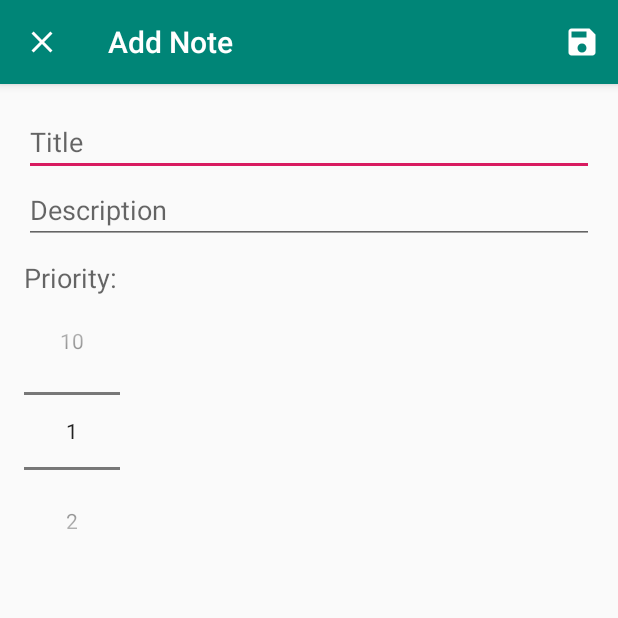
After one commit to BillelBmsd/ArchitectureComponent, an Android app: the AddNoteActivity screen opened directly, with no data from a screen before it, on a phone screen of 412 x 824 dp, the top half of it. The commit adds this screen. Run offline under Robolectric (Android 15) with nearby library versions, the phone set to English and light mode, and no system bars.

Commit message:
add new note

```diff
--- a/app/build.gradle
+++ b/app/build.gradle
@@ -1,4 +1,4 @@
- apply plugin: 'com.android.application'
+apply plugin: 'com.android.application'
 
 android {
     compileSdkVersion 28
@@ -24,7 +24,7 @@ dependencies {
 
     // lifecycle component ViewModel and LiveData
     implementation "android.arch.lifecycle:extensions:$lifecycle_version"
-    annotationProcessor  "android.arch.lifecycle:compiler:$lifecycle_version"
+    annotationProcessor "android.arch.lifecycle:compiler:$lifecycle_version"
 
     // room component
     implementation "android.arch.persistence.room:runtime:$room_version"
--- /dev/null
+++ b/app/src/main/java/dz/bmsd/architecturecomponentes/AddNoteActivity.java
@@ -0,0 +1,81 @@
+package dz.bmsd.architecturecomponentes;
+
+import android.content.Intent;
+import android.support.v7.app.AppCompatActivity;
+import android.os.Bundle;
+import android.view.Menu;
+import android.view.MenuInflater;
+import android.view.MenuItem;
+import android.widget.EditText;
+import android.widget.NumberPicker;
+import android.widget.Toast;
+
+public class AddNoteActivity extends AppCompatActivity {
+
+    public static final String EXTRA_TITLE = "dz.bmsd.architecturecomponentes.EXTRA_TITLE";
+    public static final String EXTRA_DESCRIPTION = "dz.bmsd.architecturecomponentes.EXTRA_DESCRIPTION";
+    public static final String EXTRA_PRIORITY = "dz.bmsd.architecturecomponentes.EXTRA_PRIORITY";
+
+
+    private EditText editTextTitle;
+    private EditText editTextDescription;
+    private NumberPicker numberPickerPriority;
+
+    @Override
+    protected void onCreate(Bundle savedInstanceState) {
+        super.onCreate(savedInstanceState);
+        setContentView(R.layout.activity_add_note);
+
+        editTextTitle = findViewById(R.id.edit_text_title);
+        editTextDescription = findViewById(R.id.edit_text_description);
+        numberPickerPriority = findViewById(R.id.number_picker_priority);
+
+        numberPickerPriority.setMinValue(1);
+        numberPickerPriority.setMaxValue(10);
+
+        getSupportActionBar().setHomeAsUpIndicator(R.drawable.ic_close);
+        setTitle("Add Note");
+    }
+
+    private void saveNote(){
+        String title = editTextTitle.getText().toString();
+        String description = editTextDescription.getText().toString();
+        int priority = numberPickerPriority.getValue();
+
+        if(title.trim().isEmpty() || description.trim().isEmpty()){
+            Toast.makeText(this, "Please insert a title and description.", Toast.LENGTH_SHORT).show();
+            return;
+        }
+
+
+        Intent intent = new Intent();
+        intent.putExtra(EXTRA_TITLE,title);
+        intent.putExtra(EXTRA_DESCRIPTION,description);
+        intent.putExtra(EXTRA_PRIORITY,priority);
+
+        setResult(RESULT_OK, intent);
+        finish();
+    }
+
+    @Override
+    public boolean onCreateOptionsMenu(Menu menu) {
+        MenuInflater menuInflater = getMenuInflater();
+        menuInflater.inflate(R.menu.add_note_menu, menu);
+        return true;
+    }
+
+    @Override
+    public boolean onOptionsItemSelected(MenuItem item) {
+
+        switch (item.getItemId()) {
+            case (R.id.save_note_menu):
+                saveNote();
+                return true;
+            default:
+                return super.onOptionsItemSelected(item);
+        }
+    }
+
+
+
+}
--- /dev/null
+++ b/app/src/main/res/drawable/ic_add.xml
@@ -0,0 +1,5 @@
+<vector android:height="24dp" android:tint="#FFFFFF"
+    android:viewportHeight="24.0" android:viewportWidth="24.0"
+    android:width="24dp" xmlns:android="http://schemas.android.com/apk/res/android">
+    <path android:fillColor="#FF000000" android:pathData="M19,13h-6v6h-2v-6H5v-2h6V5h2v6h6v2z"/>
+</vector>
--- /dev/null
+++ b/app/src/main/res/drawable/ic_close.xml
@@ -0,0 +1,5 @@
+<vector android:height="24dp" android:tint="#FFFFFF"
+    android:viewportHeight="24.0" android:viewportWidth="24.0"
+    android:width="24dp" xmlns:android="http://schemas.android.com/apk/res/android">
+    <path android:fillColor="#FF000000" android:pathData="M19,6.41L17.59,5 12,10.59 6.41,5 5,6.41 10.59,12 5,17.59 6.41,19 12,13.41 17.59,19 19,17.59 13.41,12z"/>
+</vector>
--- /dev/null
+++ b/app/src/main/res/drawable/ic_save.xml
@@ -0,0 +1,5 @@
+<vector android:height="24dp" android:tint="#FFFFFF"
+    android:viewportHeight="24.0" android:viewportWidth="24.0"
+    android:width="24dp" xmlns:android="http://schemas.android.com/apk/res/android">
+    <path android:fillColor="#FF000000" android:pathData="M17,3L5,3c-1.11,0 -2,0.9 -2,2v14c0,1.1 0.89,2 2,2h14c1.1,0 2,-0.9 2,-2L21,7l-4,-4zM12,19c-1.66,0 -3,-1.34 -3,-3s1.34,-3 3,-3 3,1.34 3,3 -1.34,3 -3,3zM15,9L5,9L5,5h10v4z"/>
+</vector>
--- /dev/null
+++ b/app/src/main/res/layout/activity_add_note.xml
@@ -0,0 +1,40 @@
+<?xml version="1.0" encoding="utf-8"?>
+<LinearLayout xmlns:android="http://schemas.android.com/apk/res/android"
+    xmlns:app="http://schemas.android.com/apk/res-auto"
+    xmlns:tools="http://schemas.android.com/tools"
+    android:layout_width="match_parent"
+    android:layout_height="match_parent"
+    android:orientation="vertical"
+    android:padding="16dp"
+    tools:context=".AddNoteActivity">
+
+    <EditText
+        android:id="@+id/edit_text_title"
+        android:layout_width="match_parent"
+        android:layout_height="wrap_content"
+        android:hint="Title"
+        android:inputType="text"/>
+
+    <EditText
+        android:id="@+id/edit_text_description"
+        android:layout_width="match_parent"
+        android:layout_height="wrap_content"
+        android:hint="Description"
+        android:inputType="textMultiLine"/>
+
+
+    <TextView
+        android:layout_width="match_parent"
+        android:layout_height="wrap_content"
+        android:text="Priority: "
+        android:layout_marginTop="10dp"
+        android:textAppearance="@style/TextAppearance.AppCompat.Medium"/>
+
+    <NumberPicker
+        android:id="@+id/number_picker_priority"
+        android:layout_width="wrap_content"
+        android:layout_height="wrap_content">
+
+    </NumberPicker>
+
+</LinearLayout>
--- /dev/null
+++ b/app/src/main/res/menu/add_note_menu.xml
@@ -0,0 +1,11 @@
+<?xml version="1.0" encoding="utf-8"?>
+<menu xmlns:android="http://schemas.android.com/apk/res/android"
+    xmlns:app="http://schemas.android.com/apk/res-auto">
+
+    <item
+        android:id="@+id/save_note_menu"
+        android:icon="@drawable/ic_save"
+        android:title="SAVE"
+        app:showAsAction="ifRoom"/>
+
+</menu>
```
Also changed, not shown: app/src/main/AndroidManifest.xml (+13 -3 lines), app/src/main/java/dz/bmsd/architecturecomponentes/MainActivity.java (+33 -0 lines), app/src/main/res/layout/activity_main.xml (+8 -0 lines).
